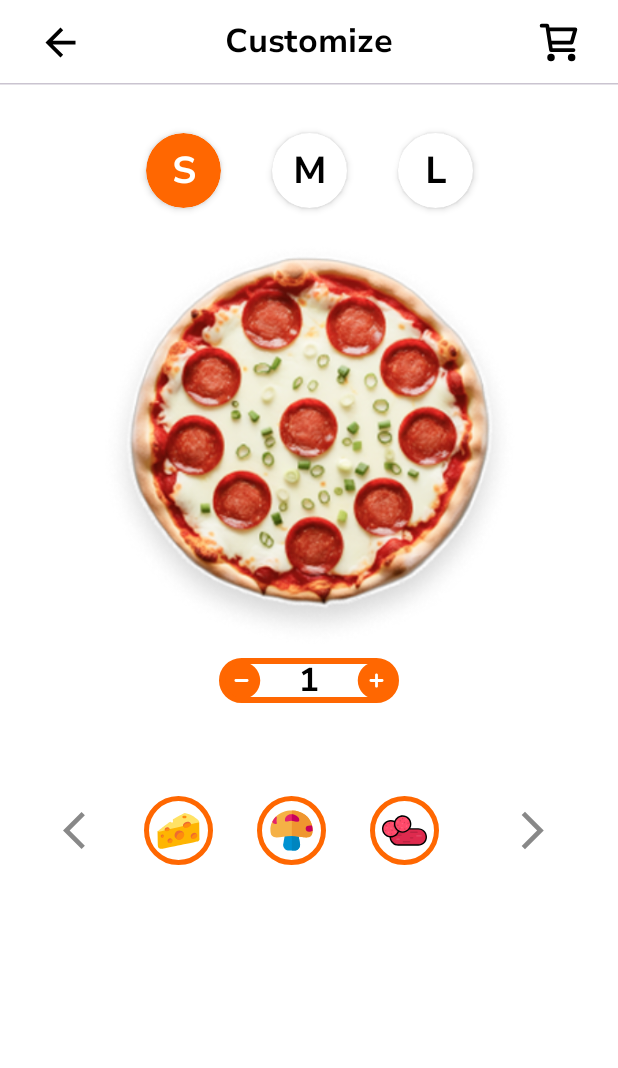
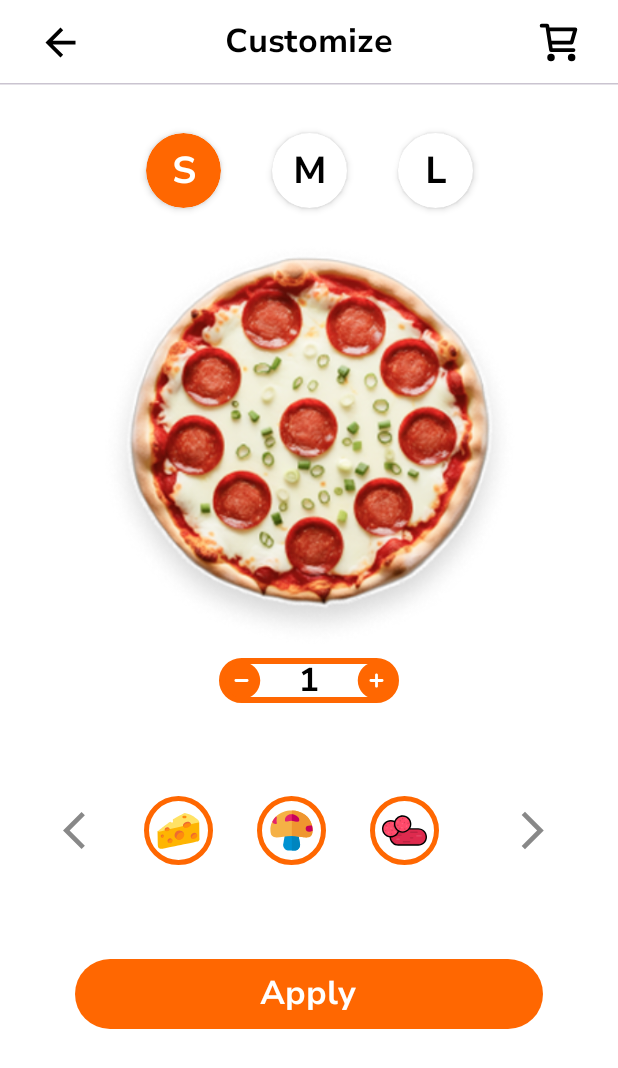
Before and after one commit to fsfaysalcse/DominoXAndroid, an Android app built with Jetpack Compose: the @Preview function CustomizePizzaPreview, on a phone screen of 412 x 824 dp. Shown: the top 1068 px of the screen. Run offline under Robolectric (Android 15) with nearby library versions, the phone set to English and light mode, and no system bars.

Commit message:
first commit

```diff
--- a/app/src/main/java/com/faysal/dominoxandroid/ui/screens/CustomizeOrder.kt
+++ b/app/src/main/java/com/faysal/dominoxandroid/ui/screens/CustomizeOrder.kt
@@ -18,6 +18,8 @@ import androidx.compose.foundation.layout.width
 import androidx.compose.foundation.lazy.LazyRow
 import androidx.compose.foundation.lazy.itemsIndexed
 import androidx.compose.foundation.shape.CircleShape
+import androidx.compose.material3.Button
+import androidx.compose.material3.ButtonDefaults
 import androidx.compose.material3.HorizontalDivider
 import androidx.compose.material3.Icon
 import androidx.compose.material3.IconButton
@@ -70,6 +72,25 @@ fun CustomizePizza() {
         PizzaWidget(
             modifier = Modifier.fillMaxWidth()
         )
+
+        Button(
+            onClick = {},
+            colors = ButtonDefaults.buttonColors(
+                containerColor = PrimaryColor,
+                contentColor = Color.White
+            ),
+            modifier = Modifier
+                .fillMaxWidth()
+                .padding(horizontal = 50.dp)
+                .padding(top = 60.dp)
+        ) {
+            Text(
+                text = "Apply",
+                fontFamily = NUNITO,
+                fontWeight = FontWeight.Bold,
+                fontSize = 22.sp
+            )
+        }
 
 
     }
```
